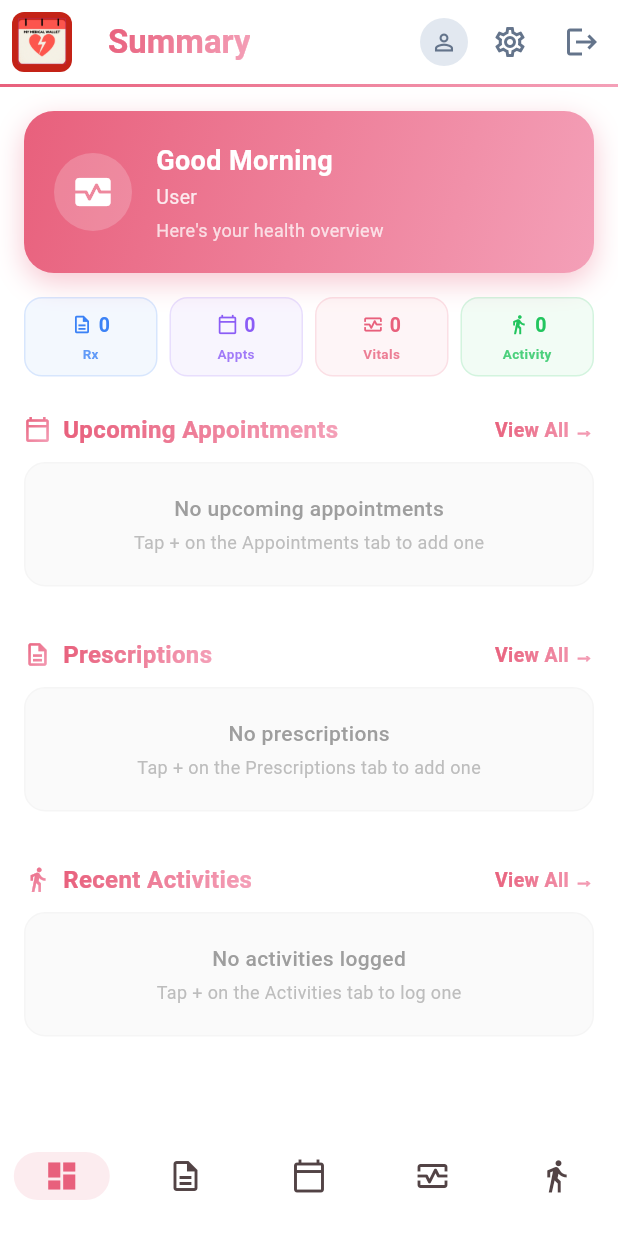
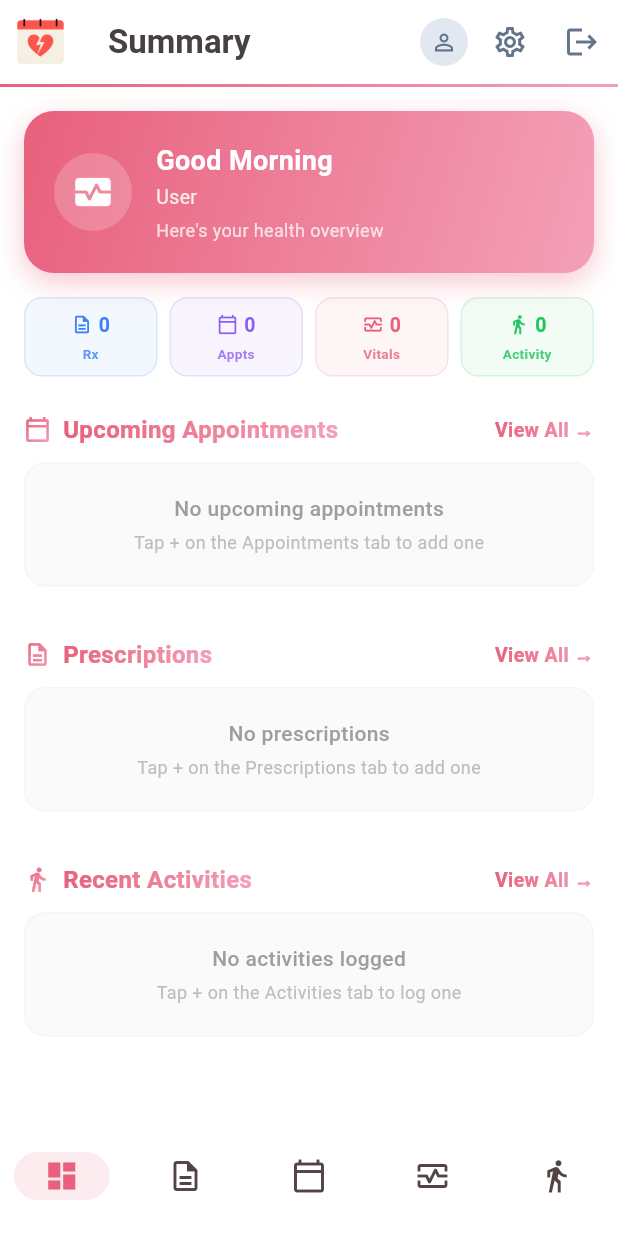
Before and after one commit to kushanmaskey/medicine_reminder_claude, a Flutter app: the HomeScreen screen opened directly, on a phone screen of 412 x 824 dp. Run offline on Flutter 3.47's test engine with Material 3 defaults, Android fonts, the phone set to English and light mode, and no system bars; our stand-ins replace flutter_local_notifications, image_picker, shared_preferences, supabase_flutter, timezone; accounts and stored records are empty.

Commit message:
Update logo to no-background v1 and unify heading colors to #484141
Co-Authored-By: Claude Sonnet 4.6 <noreply@anthropic.com>

```diff
--- a/lib/screens/add_activity_screen.dart
+++ b/lib/screens/add_activity_screen.dart
@@ -151,9 +151,9 @@ class _AddActivityScreenState extends State<AddActivityScreen> {
         title: Text(
           _isEditing ? 'Edit Activity' : 'Log Activity',
           style: const TextStyle(
-              color: Color(0xFFE8607C), fontWeight: FontWeight.bold),
+              color: Color(0xFF484141), fontWeight: FontWeight.bold),
         ),
-        iconTheme: const IconThemeData(color: Color(0xFFE8607C)),
+        iconTheme: const IconThemeData(color: Color(0xFF484141)),
         actions: _isEditing
             ? [
                 IconButton(
--- a/lib/screens/add_appointment_screen.dart
+++ b/lib/screens/add_appointment_screen.dart
@@ -300,9 +300,9 @@ class _AddAppointmentScreenState extends State<AddAppointmentScreen> {
         title: Text(
           _isEditing ? 'Appointment Details' : 'Add Appointment',
           style: const TextStyle(
-              color: Color(0xFFE8607C), fontWeight: FontWeight.bold),
+              color: Color(0xFF484141), fontWeight: FontWeight.bold),
         ),
-        iconTheme: const IconThemeData(color: Color(0xFFE8607C)),
+        iconTheme: const IconThemeData(color: Color(0xFF484141)),
         actions: _isEditing
             ? [
                 IconButton(
--- a/lib/screens/add_medication_screen.dart
+++ b/lib/screens/add_medication_screen.dart
@@ -78,11 +78,11 @@ class _AddMedicationScreenState extends State<AddMedicationScreen> {
         title: const Text(
           'Add Medication',
           style: TextStyle(
-            color: Color(0xFFE8607C),
+            color: Color(0xFF484141),
             fontWeight: FontWeight.bold,
           ),
         ),
-        iconTheme: const IconThemeData(color: Color(0xFFE8607C)),
+        iconTheme: const IconThemeData(color: Color(0xFF484141)),
       ),
       body: Form(
         key: _formKey,
--- a/lib/screens/add_prescription_screen.dart
+++ b/lib/screens/add_prescription_screen.dart
@@ -273,11 +273,11 @@ class _AddPrescriptionScreenState extends State<AddPrescriptionScreen> {
         title: Text(
           _isEditing ? 'Edit Prescription' : 'Add Prescription',
           style: const TextStyle(
-            color: Color(0xFFE8607C),
+            color: Color(0xFF484141),
             fontWeight: FontWeight.bold,
           ),
         ),
-        iconTheme: const IconThemeData(color: Color(0xFFE8607C)),
+        iconTheme: const IconThemeData(color: Color(0xFF484141)),
         actions: _isEditing
             ? [
                 IconButton(
--- a/lib/screens/add_vital_screen.dart
+++ b/lib/screens/add_vital_screen.dart
@@ -231,9 +231,9 @@ class _AddVitalScreenState extends State<AddVitalScreen> {
         title: Text(
           _isEditing ? 'Edit Vitals' : 'Log Vitals',
           style: const TextStyle(
-              color: Color(0xFFE8607C), fontWeight: FontWeight.bold),
+              color: Color(0xFF484141), fontWeight: FontWeight.bold),
         ),
-        iconTheme: const IconThemeData(color: Color(0xFFE8607C)),
+        iconTheme: const IconThemeData(color: Color(0xFF484141)),
         actions: _isEditing
             ? [
                 IconButton(
--- a/lib/screens/home_screen.dart
+++ b/lib/screens/home_screen.dart
@@ -198,18 +198,12 @@ class _HomeScreenState extends State<HomeScreen> {
             ),
           ),
         ),
-        title: ShaderMask(
-          shaderCallback: (bounds) => _gradient.createShader(
-            Rect.fromLTWH(0, 0, bounds.width, bounds.height),
-          ),
-          blendMode: BlendMode.srcIn,
-          child: Text(
-            _titles[_currentIndex],
-            style: const TextStyle(
-              color: Colors.white,
-              fontWeight: FontWeight.bold,
-              fontSize: 22,
-            ),
+        title: Text(
+          _titles[_currentIndex],
+          style: const TextStyle(
+            color: Color(0xFF484141),
+            fontWeight: FontWeight.bold,
+            fontSize: 22,
           ),
         ),
         actions: [
```
Also changed, not shown: assets/icons/app_icon.png, 31 other files.
